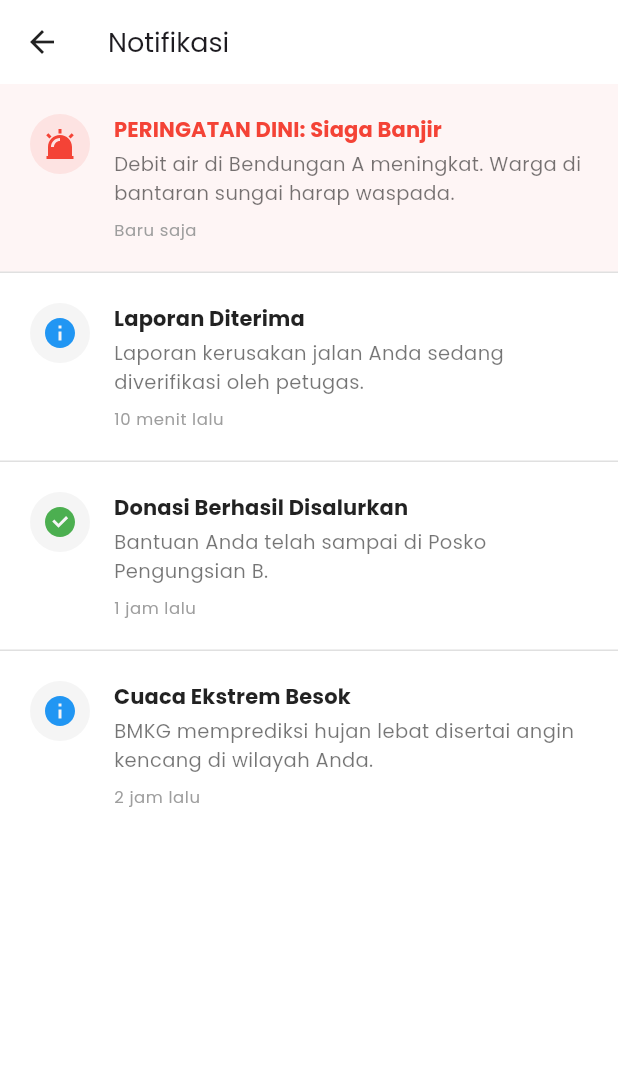
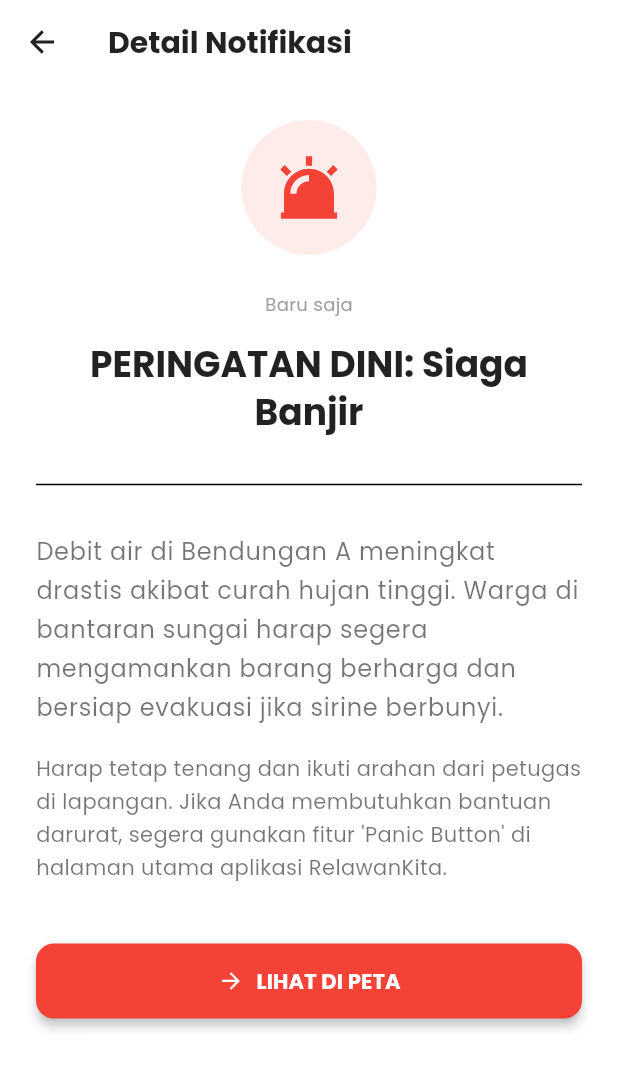
Before and after one commit to Aidil-Nov/relawan_kita, a Flutter app: the NotificationPage screen opened directly, after a tap on "PERINGATAN DINI: Siaga Banjir", on a phone screen of 412 x 824 dp. Shown: the top 1069 px of the screen. Run offline on Flutter 3.47's test engine with Material 3 defaults, Android fonts, the phone set to English and light mode, and no system bars; our stand-ins replace flutter_map, geolocator, google_fonts, image_picker, latlong2, remixicon and 2 more.

Commit message:
feat(notification): implement notification list and detail page

```diff
--- /dev/null
+++ b/lib/features/home/presentation/pages/notification_detail_page.dart
@@ -0,0 +1,138 @@
+import 'package:flutter/material.dart';
+import 'package:remixicon/remixicon.dart';
+
+class NotificationDetailPage extends StatelessWidget {
+  final String title;
+  final String body;
+  final String time;
+  final String type; // 'alert', 'info', 'success'
+
+  const NotificationDetailPage({
+    super.key,
+    required this.title,
+    required this.body,
+    required this.time,
+    required this.type,
+  });
+
+  @override
+  Widget build(BuildContext context) {
+    // Tentukan Warna & Icon berdasarkan Tipe
+    Color themeColor;
+    IconData iconData;
+    String actionLabel;
+
+    switch (type) {
+      case 'alert':
+        themeColor = Colors.red;
+        iconData = Remix.alarm_warning_fill;
+        actionLabel = "LIHAT DI PETA";
+        break;
+      case 'success':
+        themeColor = Colors.green;
+        iconData = Remix.checkbox_circle_fill;
+        actionLabel = "LIHAT RIWAYAT DONASI";
+        break;
+      default:
+        themeColor = Colors.blue;
+        iconData = Remix.information_fill;
+        actionLabel = "KEMBALI KE BERANDA";
+    }
+
+    return Scaffold(
+      backgroundColor: Colors.white,
+      appBar: AppBar(
+        title: const Text("Detail Notifikasi"),
+        leading: IconButton(
+          icon: const Icon(Remix.arrow_left_line),
+          onPressed: () => Navigator.pop(context),
+        ),
+      ),
+      body: SingleChildScrollView(
+        padding: const EdgeInsets.all(24),
+        child: Column(
+          crossAxisAlignment: CrossAxisAlignment.start,
+          children: [
+            // 1. HEADER ICON
+            Center(
+              child: Container(
+                padding: const EdgeInsets.all(20),
+                decoration: BoxDecoration(
+                  color: themeColor.withOpacity(0.1),
+                  shape: BoxShape.circle,
+                ),
+                child: Icon(iconData, size: 50, color: themeColor),
+              ),
+            ),
+            const SizedBox(height: 24),
+
+            // 2. WAKTU
+            Center(
+              child: Text(
+                time,
+                style: TextStyle(color: Colors.grey[500], fontSize: 12),
+              ),
+            ),
+            const SizedBox(height: 16),
+
+            // 3. JUDUL
+            Text(
+              title,
+              textAlign: TextAlign.center,
+              style: Theme.of(context).textTheme.headlineSmall?.copyWith(
+                fontWeight: FontWeight.bold,
+                color: Colors.black87,
+              ),
+            ),
+            const SizedBox(height: 24),
+            const Divider(),
+            const SizedBox(height: 24),
+
+            // 4. ISI PESAN
+            Text(
+              body,
+              style: Theme.of(context).textTheme.bodyLarge?.copyWith(
+                height: 1.6,
+                color: Colors.black54,
+              ),
+            ),
+
+            // Tambahan teks dummy agar terlihat panjang
+            const SizedBox(height: 16),
+            Text(
+              "Harap tetap tenang dan ikuti arahan dari petugas di lapangan. "
+              "Jika Anda membutuhkan bantuan darurat, segera gunakan fitur 'Panic Button' di halaman utama aplikasi RelawanKita.",
+              style: Theme.of(context).textTheme.bodyMedium?.copyWith(
+                height: 1.6,
+                color: Colors.black54,
+              ),
+            ),
+
+            const SizedBox(height: 40),
+
+            // 5. TOMBOL AKSI
+            SizedBox(
+              width: double.infinity,
+              height: 50,
+              child: ElevatedButton.icon(
+                onPressed: () {
+                  // Di sini nanti bisa diarahkan ke halaman Peta / History
+                  Navigator.pop(context);
+                },
+                style: ElevatedButton.styleFrom(
+                  backgroundColor: themeColor,
+                  shape: RoundedRectangleBorder(borderRadius: BorderRadius.circular(12)),
+                ),
+                icon: const Icon(Remix.arrow_right_line, color: Colors.white),
+                label: Text(
+                  actionLabel,
+                  style: const TextStyle(fontWeight: FontWeight.bold, color: Colors.white)
+                ),
+              ),
+            )
+          ],
+        ),
+      ),
+    );
+  }
+}
--- a/lib/features/home/presentation/pages/notification_page.dart
+++ b/lib/features/home/presentation/pages/notification_page.dart
@@ -1,5 +1,8 @@
 import 'package:flutter/material.dart';
-import 'package:remixicon/remixicon.dart'; // <--- IMPORT REMIX ICON
+import 'package:remixicon/remixicon.dart';
+
+// Import Halaman Detail yang baru dibuat
+import 'package:relawan_kita/features/home/presentation/pages/notification_detail_page.dart';
 
 class NotificationPage extends StatelessWidget {
   const NotificationPage({super.key});
@@ -10,25 +13,25 @@ class NotificationPage extends StatelessWidget {
     final List<Map<String, dynamic>> notifications = [
       {
         "title": "PERINGATAN DINI: Siaga Banjir",
-        "body": "Debit air di Bendungan A meningkat. Warga di bantaran sungai harap waspada.",
+        "body": "Debit air di Bendungan A meningkat drastis akibat curah hujan tinggi. Warga di bantaran sungai harap segera mengamankan barang berharga dan bersiap evakuasi jika sirine berbunyi.",
         "time": "Baru saja",
-        "type": "alert", // Tipe bahaya
+        "type": "alert",
       },
       {
         "title": "Laporan Diterima",
-        "body": "Laporan kerusakan jalan Anda sedang diverifikasi oleh petugas.",
+        "body": "Laporan kerusakan jalan yang Anda kirimkan telah kami terima. Saat ini tim relawan sedang melakukan verifikasi ke lokasi kejadian.",
         "time": "10 menit lalu",
         "type": "info",
       },
       {
         "title": "Donasi Berhasil Disalurkan",
-        "body": "Bantuan Anda telah sampai di Posko Pengungsian B.",
+        "body": "Terima kasih! Bantuan dana Anda sebesar Rp 100.000 telah disalurkan untuk korban Gempa Cianjur di Posko Pengungsian B.",
         "time": "1 jam lalu",
         "type": "success",
       },
       {
         "title": "Cuaca Ekstrem Besok",
-        "body": "BMKG memprediksi hujan lebat disertai angin kencang di wilayah Anda.",
+        "body": "BMKG memprediksi hujan lebat disertai angin kencang di wilayah Anda mulai pukul 14.00 WIB besok. Hindari berteduh di bawah pohon besar.",
         "time": "2 jam lalu",
         "type": "info",
       },
@@ -44,7 +47,10 @@ class NotificationPage extends StatelessWidget {
         backgroundColor: Colors.white,
         foregroundColor: Colors.black,
         elevation: 0,
-        // leading: IconButton(icon: Icon(Remix.arrow_left_line), onPressed: () => Navigator.pop(context)),
+        leading: IconButton(
+          icon: const Icon(Remix.arrow_left_line),
+          onPressed: () => Navigator.pop(context)
+        ),
       ),
       body: ListView.separated(
         itemCount: notifications.length,
@@ -54,7 +60,7 @@ class NotificationPage extends StatelessWidget {
           final isAlert = item['type'] == 'alert';
 
           return Container(
-            color: isAlert ? Colors.red.withOpacity(0.05) : Colors.white, // Highlight soft merah
+            color: isAlert ? Colors.red.withOpacity(0.05) : Colors.white,
             child: ListTile(
               contentPadding: const EdgeInsets.symmetric(horizontal: 20, vertical: 12),
               leading: Container(
@@ -78,6 +84,8 @@ class NotificationPage extends StatelessWidget {
                   const SizedBox(height: 4),
                   Text(
                     item['body'],
+                    maxLines: 2, // Batasi 2 baris di list
+                    overflow: TextOverflow.ellipsis,
                     style: Theme.of(context).textTheme.bodyMedium?.copyWith(
                       color: Colors.black54,
                       fontSize: 13
@@ -95,7 +103,18 @@ class NotificationPage extends StatelessWidget {
               ),
               isThreeLine: true,
               onTap: () {
-                // Logic mark as read
+                // --- NAVIGASI KE DETAIL PAGE ---
+                Navigator.push(
+                  context,
+                  MaterialPageRoute(
+                    builder: (context) => NotificationDetailPage(
+                      title: item['title'],
+                      body: item['body'],
+                      time: item['time'],
+                      type: item['type'],
+                    ),
+                  ),
+                );
               },
             ),
           );
@@ -104,7 +123,7 @@ class NotificationPage extends StatelessWidget {
     );
   }
 
-  // Helper Icon dengan Remix Icon
+  // Helper Icon
   Widget _getIcon(String type) {
     switch (type) {
       case 'alert':
```
